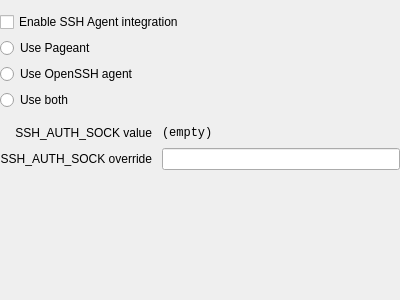
The window that src/sshagent/AgentSettingsWidget.ui (keepassxreboot/keepassx_new) describes before a commit, drawn with Qt 5.
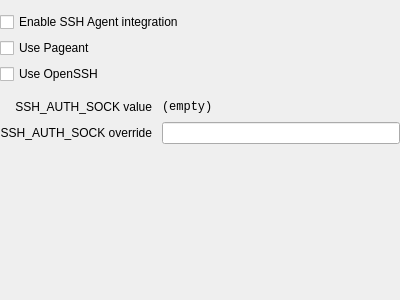
The same window after the commit. Custom widgets are drawn as their Qt base class.

Commit message: Redesign UI of SSH agent configuration for Windows, the Pageant and OpenSSH can be selected separately

Patch:
```diff
--- a/src/sshagent/AgentSettingsWidget.ui
+++ b/src/sshagent/AgentSettingsWidget.ui
@@ -72,24 +72,17 @@
       <property name="bottomMargin">
        <number>0</number>
       </property>
-      <item>
-       <widget class="QRadioButton" name="UsePageantRadioButton">
+	  <item>
+       <widget class="QCheckBox" name="usePageantCheckBox">
         <property name="text">
          <string>Use Pageant</string>
         </property>
        </widget>
       </item>
       <item>
-       <widget class="QRadioButton" name="UseOpenSSHRadioButton">
+       <widget class="QCheckBox" name="useOpenSSHCheckBox">
         <property name="text">
-         <string>Use OpenSSH agent</string>
-        </property>
-       </widget>
-      </item>
-      <item>
-       <widget class="QRadioButton" name="UseBothAgentRadioButton">
-        <property name="text">
-         <string>Use both</string>
+         <string>Use OpenSSH</string>
         </property>
        </widget>
       </item>
```
The commit also changes 2 other files.
